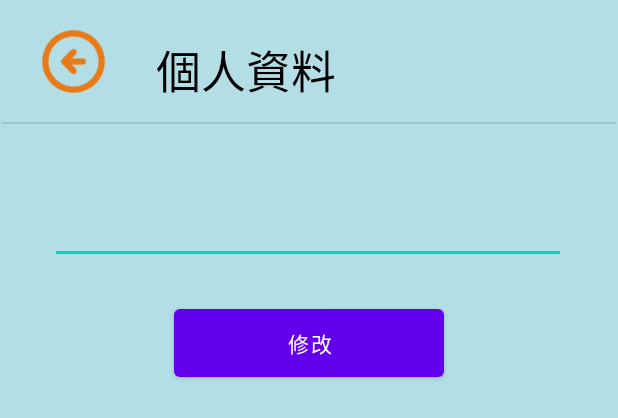
After one commit to benson0935679831/lol_deliver, an Android app: the layout activity_editor.xml on its own in the app's theme, with its tools: preview values and no code run, on a phone screen of 412 x 824 dp. The commit adds this screen. Shown: the top 418 px of the screen. Run offline under Robolectric (Android 15) with nearby library versions, the phone set to English and light mode, and no system bars.

Commit message:
新增個人資料頁面

```diff
--- a/android/app/src/main/java/com/example/lol_deliver/MainActivity.java
+++ b/android/app/src/main/java/com/example/lol_deliver/MainActivity.java
@@ -46,4 +46,8 @@ public class MainActivity extends AppCompatActivity implements AdapterView.OnIte
         Intent intent = new Intent(this, ShopkeeperHomepage.class);
         startActivity(intent);
     }
+    public void onClick(View view){
+        Intent it = new Intent(this,PersonaldataActivity.class);
+        startActivity(it);
+    }
 }
--- /dev/null
+++ b/android/app/src/main/res/layout/activity_editor.xml
@@ -0,0 +1,67 @@
+<?xml version="1.0" encoding="utf-8"?>
+<androidx.constraintlayout.widget.ConstraintLayout xmlns:android="http://schemas.android.com/apk/res/android"
+    xmlns:app="http://schemas.android.com/apk/res-auto"
+    xmlns:tools="http://schemas.android.com/tools"
+    android:layout_width="match_parent"
+    android:layout_height="match_parent"
+    android:background="@color/MainTheme_color"
+    tools:context=".MainActivity">
+
+    <ImageView
+        android:id="@+id/btn_back3"
+        android:layout_width="50dp"
+        android:layout_height="50dp"
+        android:layout_marginStart="24dp"
+        android:layout_marginTop="16dp"
+        android:onClick="goBack"
+        app:layout_constraintStart_toStartOf="parent"
+        app:layout_constraintTop_toTopOf="parent"
+        app:srcCompat="@drawable/icon_back" />
+
+    <View
+        android:id="@+id/divider3"
+        android:layout_width="409dp"
+        android:layout_height="1dp"
+        android:background="?android:attr/listDivider"
+        app:layout_constraintBottom_toBottomOf="parent"
+        app:layout_constraintEnd_toEndOf="parent"
+        app:layout_constraintStart_toStartOf="parent"
+        app:layout_constraintTop_toBottomOf="@+id/tv_personal"
+        app:layout_constraintVertical_bias="0.016" />
+
+    <TextView
+        android:id="@+id/tv_personal"
+        android:layout_width="wrap_content"
+        android:layout_height="wrap_content"
+        android:layout_marginStart="104dp"
+        android:layout_marginTop="24dp"
+        android:text="個人資料"
+        android:textColor="#000000"
+        android:textSize="30sp"
+        app:layout_constraintStart_toStartOf="parent"
+        app:layout_constraintTop_toTopOf="parent" />
+
+    <EditText
+        android:id="@+id/edit_data"
+        android:layout_width="344dp"
+        android:layout_height="49dp"
+        android:layout_marginTop="44dp"
+        android:ems="10"
+        android:inputType="textPersonName"
+        app:layout_constraintEnd_toEndOf="parent"
+        app:layout_constraintHorizontal_bias="0.492"
+        app:layout_constraintStart_toStartOf="parent"
+        app:layout_constraintTop_toBottomOf="@+id/divider3" />
+
+    <Button
+        android:id="@+id/button4"
+        android:layout_width="180dp"
+        android:layout_height="57dp"
+        android:layout_marginTop="24dp"
+        android:text="修改"
+        app:layout_constraintEnd_toEndOf="parent"
+        app:layout_constraintStart_toStartOf="parent"
+        app:layout_constraintTop_toBottomOf="@+id/edit_data" />
+
+
+</androidx.constraintlayout.widget.ConstraintLayout>
```
Also changed, not shown: android/app/src/main/java/com/example/lol_deliver/EditorActivity.java (added, +34 -0 lines), android/app/src/main/java/com/example/lol_deliver/Personal.java (added, +24 -0 lines), android/app/src/main/java/com/example/lol_deliver/PersonalAdapter.java (added, +51 -0 lines), android/app/src/main/java/com/example/lol_deliver/PersonaldataActivity.java (added, +46 -0 lines), android/app/src/main/res/layout/activity_personaldata.xml (added, +60 -0 lines), android/app/src/main/res/layout/personalitem.xml (added, +36 -0 lines), 92 other files.
